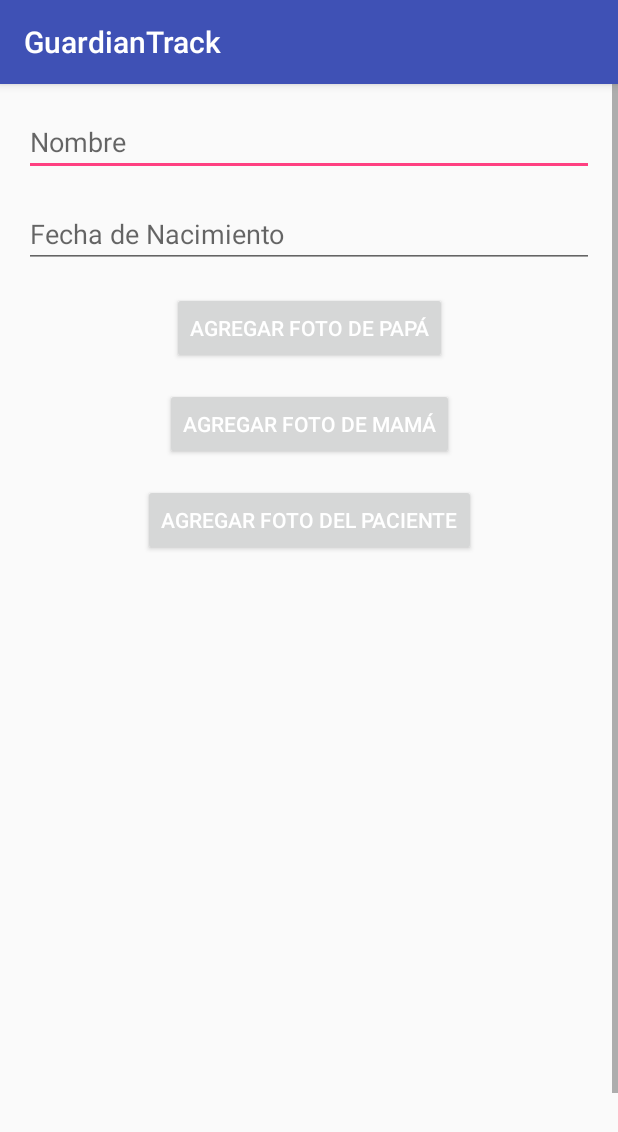
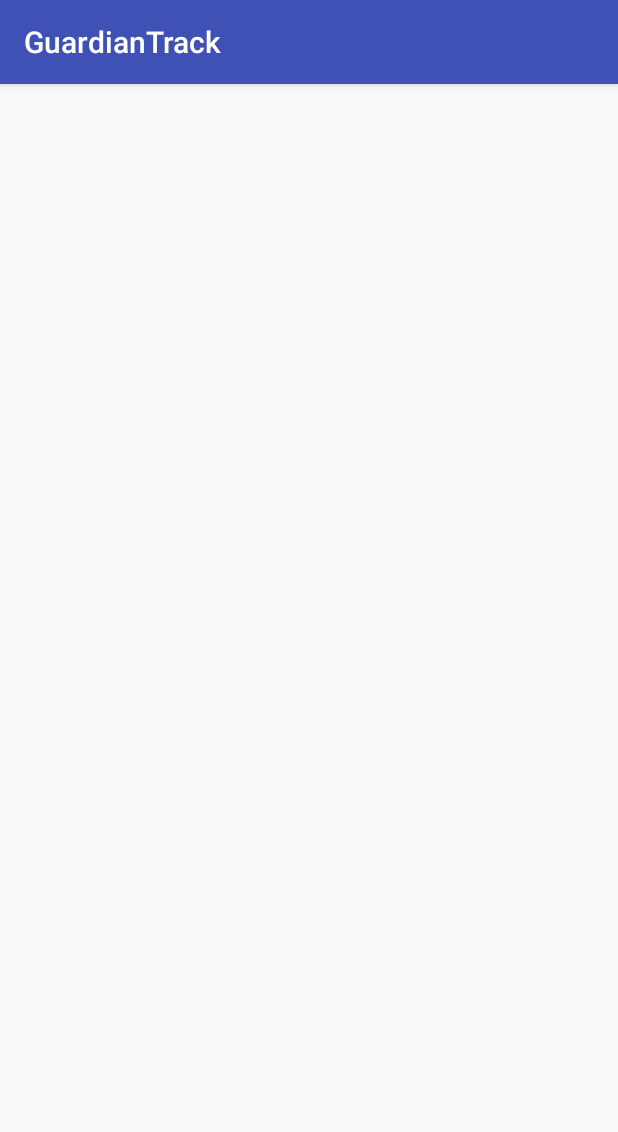
Before and after one commit to vmichelmtz17/GuardianTrackITT-Residencia, an Android app: the Paciente screen opened directly, with no data from a screen before it, on a phone screen of 412 x 824 dp. Shown: the top 1132 px of the screen. Run offline under Robolectric (Android 15) with nearby library versions, the phone set to English and light mode, and no system bars.

Commit message:
version10

```diff
--- a/app/src/main/java/com/residencia/guardiantrackitt/Paciente.java
+++ b/app/src/main/java/com/residencia/guardiantrackitt/Paciente.java
@@ -1,169 +1,14 @@
 package com.residencia.guardiantrackitt;
 
-import androidx.annotation.NonNull;
-import androidx.annotation.Nullable;
 import androidx.appcompat.app.AppCompatActivity;
-
-import android.content.Intent;
-import android.graphics.Bitmap;
-import android.net.Uri;
 import android.os.Bundle;
-import android.provider.MediaStore;
-import android.view.View;
-import android.widget.Button;
-import android.widget.EditText;
-import android.widget.ImageView;
-
-import com.google.android.gms.tasks.OnFailureListener;
-import com.google.android.gms.tasks.OnSuccessListener;
-import com.google.firebase.database.DatabaseReference;
-import com.google.firebase.database.FirebaseDatabase;
-import com.google.firebase.storage.FirebaseStorage;
-import com.google.firebase.storage.StorageReference;
-import com.google.firebase.storage.UploadTask;
-
-import java.io.ByteArrayOutputStream;
-import java.io.IOException;
 
 public class Paciente extends AppCompatActivity {
-
-    private static final int REQUEST_IMAGE_CAPTURE = 1;
-
-    private EditText editTextNombre;
-    private EditText editTextFechaNacimiento;
-    private Button buttonAgregarFotoPapa;
-    private Button buttonAgregarFotoMama;
-    private Button buttonAgregarFotoPaciente;
-    private ImageView imageViewFotoPapa;
-    private ImageView imageViewFotoMama;
-    private ImageView imageViewFotoPaciente;
-    private Button buttonEditarGuardar;
-
-    private FirebaseStorage storage;
-    private StorageReference storageRef;
-    private DatabaseReference databaseRef;
-
-    private int selectedImageViewId;
-    private boolean isEditMode = false;
 
     @Override
     protected void onCreate(Bundle savedInstanceState) {
         super.onCreate(savedInstanceState);
         setContentView(R.layout.activity_paciente);
 
-        editTextNombre = findViewById(R.id.editTextNombre);
-        editTextFechaNacimiento = findViewById(R.id.editTextFechaNacimiento);
-        buttonAgregarFotoPapa = findViewById(R.id.buttonAgregarFotoPapa);
-        buttonAgregarFotoMama = findViewById(R.id.buttonAgregarFotoMama);
-        buttonAgregarFotoPaciente = findViewById(R.id.buttonAgregarFotoPaciente);
-        imageViewFotoPapa = findViewById(R.id.imageViewFotoPapa);
-        imageViewFotoMama = findViewById(R.id.imageViewFotoMama);
-        imageViewFotoPaciente = findViewById(R.id.imageViewFotoPaciente);
-        buttonEditarGuardar = findViewById(R.id.buttonEditarGuardar);
-
-        storage = FirebaseStorage.getInstance();
-        storageRef = storage.getReference();
-        databaseRef = FirebaseDatabase.getInstance().getReference("pacientes");
-
-        buttonAgregarFotoPapa.setOnClickListener(new View.OnClickListener() {
-            @Override
-            public void onClick(View v) {
-                selectedImageViewId = imageViewFotoPapa.getId();
-                dispatchTakePictureIntent();
-            }
-        });
-
-        buttonAgregarFotoMama.setOnClickListener(new View.OnClickListener() {
-            @Override
-            public void onClick(View v) {
-                selectedImageViewId = imageViewFotoMama.getId();
-                dispatchTakePictureIntent();
-            }
-        });
-
-        buttonAgregarFotoPaciente.setOnClickListener(new View.OnClickListener() {
-            @Override
-            public void onClick(View v) {
-                selectedImageViewId = imageViewFotoPaciente.getId();
-                dispatchTakePictureIntent();
-            }
-        });
-
-        buttonEditarGuardar.setOnClickListener(new View.OnClickListener() {
-            @Override
-            public void onClick(View v) {
-                if (isEditMode) {
-                    saveChanges();
-                    isEditMode = false;
-                    buttonEditarGuardar.setText("Editar");
-                    editTextNombre.setEnabled(false);
-                    editTextFechaNacimiento.setEnabled(false);
-                } else {
-                    isEditMode = true;
-                    buttonEditarGuardar.setText("Guardar");
-                    editTextNombre.setEnabled(true);
-                    editTextFechaNacimiento.setEnabled(true);
-                }
-            }
-        });
-    }
-
-    private void saveChanges() {
-        String nombre = editTextNombre.getText().toString();
-        String fechaNacimiento = editTextFechaNacimiento.getText().toString();
-
-        // Guardar el nombre y la fecha de nacimiento en Firebase Realtime Database
-        String pacienteId = databaseRef.push().getKey();
-        PacienteModel paciente = new PacienteModel(pacienteId, nombre, fechaNacimiento);
-        databaseRef.child(pacienteId).setValue(paciente);
-    }
-
-    private void dispatchTakePictureIntent() {
-        Intent pickPhotoIntent = new Intent(Intent.ACTION_PICK, MediaStore.Images.Media.EXTERNAL_CONTENT_URI);
-        if (pickPhotoIntent.resolveActivity(getPackageManager()) != null) {
-            startActivityForResult(pickPhotoIntent, REQUEST_IMAGE_CAPTURE);
-        }
-    }
-
-    @Override
-    protected void onActivityResult(int requestCode, int resultCode, @Nullable Intent data) {
-        super.onActivityResult(requestCode, resultCode, data);
-        if (requestCode == REQUEST_IMAGE_CAPTURE && resultCode == RESULT_OK && data != null) {
-            Uri imageUri = data.getData();
-            try {
-                Bitmap imageBitmap = MediaStore.Images.Media.getBitmap(getContentResolver(), imageUri);
-                ImageView selectedImageView = findViewById(selectedImageViewId);
-                selectedImageView.setImageBitmap(imageBitmap);
-
-                StorageReference imageRef = storageRef.child("fotos").child("foto.jpg");
-
-                ByteArrayOutputStream baos = new ByteArrayOutputStream();
-                imageBitmap.compress(Bitmap.CompressFormat.JPEG, 100, baos);
-                byte[] imageData = baos.toByteArray();
-
-                UploadTask uploadTask = imageRef.putBytes(imageData);
-                uploadTask.addOnSuccessListener(new OnSuccessListener<UploadTask.TaskSnapshot>() {
-                    @Override
-                    public void onSuccess(UploadTask.TaskSnapshot taskSnapshot) {
-                        imageRef.getDownloadUrl().addOnSuccessListener(new OnSuccessListener<Uri>() {
-                            @Override
-                            public void onSuccess(Uri uri) {
-                                String imageUrl = uri.toString();
-                                // Aquí puedes guardar la URL de la imagen en la base de datos u realizar otras acciones necesarias
-                            }
-                        });
-                    }
-                }).addOnFailureListener(new OnFailureListener() {
-                    @Override
-                    public void onFailure(@NonNull Exception e) {
-                        // Error al subir la imagen a Firebase Storage
-                        // Manejar el error según sea necesario
-                    }
-                });
-
-            } catch (IOException e) {
-                e.printStackTrace();
-            }
-        }
     }
 }
--- a/app/src/main/res/layout/activity_paciente.xml
+++ b/app/src/main/res/layout/activity_paciente.xml
@@ -5,114 +5,5 @@
     android:layout_width="match_parent"
     android:layout_height="match_parent">
 
-    <androidx.constraintlayout.widget.ConstraintLayout
-        android:layout_width="match_parent"
-        android:layout_height="wrap_content"
-        tools:context=".Paciente">
 
-        <EditText
-            android:id="@+id/editTextNombre"
-            android:layout_width="match_parent"
-            android:layout_height="wrap_content"
-            android:hint="Nombre"
-            android:inputType="textPersonName"
-            app:layout_constraintTop_toTopOf="parent"
-            app:layout_constraintStart_toStartOf="parent"
-            app:layout_constraintEnd_toEndOf="parent"
-            android:layout_marginStart="16dp"
-            android:layout_marginEnd="16dp"
-            android:layout_marginTop="16dp" />
-
-        <EditText
-            android:id="@+id/editTextFechaNacimiento"
-            android:layout_width="match_parent"
-            android:layout_height="wrap_content"
-            android:hint="Fecha de Nacimiento"
-            android:inputType="date"
-            app:layout_constraintTop_toBottomOf="@id/editTextNombre"
-            app:layout_constraintStart_toStartOf="parent"
-            app:layout_constraintEnd_toEndOf="parent"
-            android:layout_marginStart="16dp"
-            android:layout_marginEnd="16dp"
-            android:layout_marginTop="16dp" />
-
-        <Button
-            android:id="@+id/buttonAgregarFotoPapa"
-            android:layout_width="wrap_content"
-            android:layout_height="wrap_content"
-            android:text="Agregar foto de papá"
-            app:layout_constraintTop_toBottomOf="@id/editTextFechaNacimiento"
-            app:layout_constraintStart_toStartOf="parent"
-            app:layout_constraintEnd_toEndOf="parent"
-            android:layout_marginStart="16dp"
-            android:layout_marginEnd="16dp"
-            android:layout_marginTop="16dp" />
-
-        <Button
-            android:id="@+id/buttonAgregarFotoMama"
-            android:layout_width="wrap_content"
-            android:layout_height="wrap_content"
-            android:text="Agregar foto de mamá"
-            app:layout_constraintTop_toBottomOf="@id/buttonAgregarFotoPapa"
-            app:layout_constraintStart_toStartOf="parent"
-            app:layout_constraintEnd_toEndOf="parent"
-            android:layout_marginStart="16dp"
-            android:layout_marginEnd="16dp"
-            android:layout_marginTop="16dp" />
-
-        <Button
-            android:id="@+id/buttonAgregarFotoPaciente"
-            android:layout_width="wrap_content"
-            android:layout_height="wrap_content"
-            android:text="Agregar foto del paciente"
-            app:layout_constraintTop_toBottomOf="@id/buttonAgregarFotoMama"
-            app:layout_constraintStart_toStartOf="parent"
-            app:layout_constraintEnd_toEndOf="parent"
-            android:layout_marginStart="16dp"
-            android:layout_marginEnd="16dp"
-            android:layout_marginTop="16dp" />
-
-        <ImageView
-            android:id="@+id/imageViewFotoPapa"
-            android:layout_width="150dp"
-            android:layout_height="150dp"
-            app:layout_constraintTop_toBottomOf="@id/buttonAgregarFotoPaciente"
-            app:layout_constraintStart_toStartOf="parent"
-            app:layout_constraintEnd_toEndOf="parent"
-            android:layout_marginTop="16dp"
-            android:scaleType="centerCrop" />
-
-        <ImageView
-            android:id="@+id/imageViewFotoMama"
-            android:layout_width="150dp"
-            android:layout_height="150dp"
-            app:layout_constraintTop_toBottomOf="@id/imageViewFotoPapa"
-            app:layout_constraintStart_toStartOf="parent"
-            app:layout_constraintEnd_toEndOf="parent"
-            android:layout_marginTop="16dp"
-            android:scaleType="centerCrop" />
-
-        <ImageView
-            android:id="@+id/imageViewFotoPaciente"
-            android:layout_width="150dp"
-            android:layout_height="150dp"
-            app:layout_constraintTop_toBottomOf="@id/imageViewFotoMama"
-            app:layout_constraintStart_toStartOf="parent"
-            app:layout_constraintEnd_toEndOf="parent"
-            android:layout_marginTop="16dp"
-            android:scaleType="centerCrop" />
-
-        <Button
-            android:id="@+id/buttonEditarGuardar"
-            android:layout_width="wrap_content"
-            android:layout_height="wrap_content"
-            android:text="Editar"
-            app:layout_constraintTop_toBottomOf="@id/imageViewFotoPaciente"
-            app:layout_constraintStart_toStartOf="parent"
-            app:layout_constraintEnd_toEndOf="parent"
-            android:layout_marginStart="16dp"
-            android:layout_marginEnd="16dp"
-            android:layout_marginTop="16dp" />
-
-    </androidx.constraintlayout.widget.ConstraintLayout>
 </ScrollView>
```
Also changed, not shown: app/src/main/java/com/residencia/guardiantrackitt/PacienteModel.java (deleted, +0 -40 lines).
